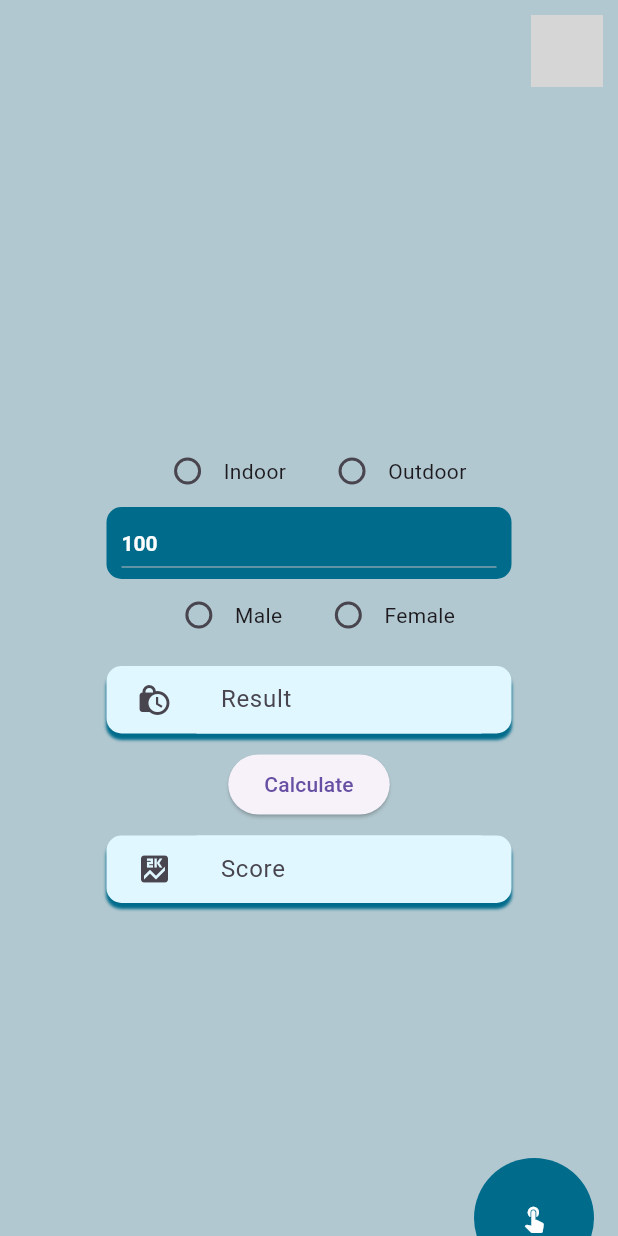
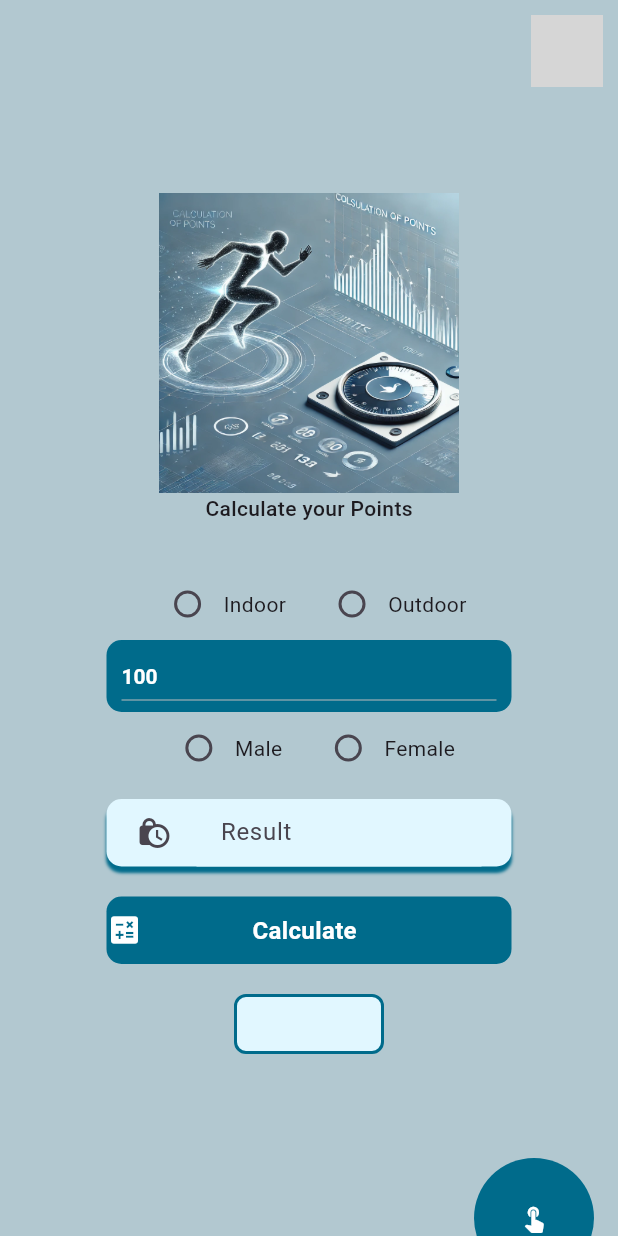
Before and after one commit to MohamaddMortada/AI-Front-End, a Flutter app: the screen it shows after launch, on a phone screen of 412 x 824 dp. Run offline on Flutter 3.47's test engine with Material 3 defaults, Android fonts, the phone set to English and light mode, and no system bars; our stand-ins replace flutter_secure_storage, get, image_picker; network calls fail; grey boxes are pictures that could not be loaded.

Commit message:
Completing Design for Calculate

```diff
--- a/lib/pages/analyzing.dart
+++ b/lib/pages/analyzing.dart
@@ -15,11 +15,11 @@ class Analyzing extends StatelessWidget {
           child: Column(mainAxisAlignment: MainAxisAlignment.center, children: [
         ProfileBar(),
         Spacer(),
-        ButtonSecondary(text: 'Distance', icon: Icon(Icons.event)),
+        ButtonSecondary(text: 'Distance', icon: Icon(Icons.event), onTap: () { print(''); },),
         SizedBox(
           height: 10,
         ),
-        ButtonSecondary(text: 'Result', icon: Icon(Icons.lock_clock)),
+        ButtonSecondary(text: 'Result', icon: Icon(Icons.lock_clock), onTap: () { print(''); },),
         SizedBox(
           height: 10,
         ),
@@ -29,7 +29,7 @@ class Analyzing extends StatelessWidget {
         SizedBox(
           height: 10,
         ),
-        ButtonSecondary(text: 'Average Speed', icon: Icon(Icons.speed)),
+        ButtonSecondary(text: 'Average Speed', icon: Icon(Icons.speed), onTap: () { print(''); },),
         SizedBox(
           height: 10,
         ),
--- a/lib/pages/calculate.dart
+++ b/lib/pages/calculate.dart
@@ -1,6 +1,8 @@
+import 'package:flutter/gestures.dart';
 import 'package:flutter/material.dart';
 import 'package:front_end/widgets/assistive_ball.dart';
 import 'package:front_end/widgets/button_secondary.dart';
+import 'package:front_end/widgets/image_container.dart';
 import 'package:front_end/widgets/input.dart';
 import 'package:front_end/widgets/profile_bar.dart';
 import 'package:http/http.dart' as http;
@@ -125,7 +127,19 @@ class _CalculateState extends State<Calculate> {
               mainAxisAlignment: MainAxisAlignment.center,
               children: [
                 const ProfileBar(),
-                const Spacer(),
+                Spacer(),
+                Container(
+
+                  width: 200,
+                  height: 200,
+                  child: Image.asset(('assets/Calculate-Image.webp'),),
+                  decoration: BoxDecoration(
+
+                    borderRadius: BorderRadius.circular(10),
+                  ),
+                ),
+                Text('Calculate your Points',style: TextStyle(fontWeight: FontWeight.w500),),
+                 SizedBox(height: 30),
                 Row(
                   mainAxisAlignment: MainAxisAlignment.center,
                   children: [
@@ -215,22 +229,43 @@ class _CalculateState extends State<Calculate> {
                   maxLines: 1,
                   controller: resultController,
                 ),
+                const SizedBox(height: 20),
+                ButtonSecondary(
+                  text: 'Calculate',
+                  icon: Icon(Icons.calculate,color: Colors.white,),
+                  onTap: () async {
+                    await fetchEventId();
+                    await fetchScore();
+                  },
+                ),
                 const SizedBox(height: 10),
-                ElevatedButton(
+                /*ElevatedButton(
                   onPressed: () async {
                     await fetchEventId();
                     await fetchScore();
                   },
                   child: const Text('Calculate'),
+                ),*/
+                const SizedBox(height: 10),
+                Container(
+                  alignment: Alignment.center,
+                  width: 100,height: 40,
+                  child: Text(
+                    scoreController.text,
+                    style: TextStyle(
+                      fontWeight: FontWeight.w500,
+                      fontSize: 18),
+                  ),
+                  decoration: BoxDecoration(
+                    color: Theme.of(context).secondaryHeaderColor,
+                    borderRadius: BorderRadius.circular(8),
+                    border: Border.all(
+                      color: Theme.of(context).primaryColor,
+                      width: 2.0,
+                    ),
+                  ),
                 ),
-                const SizedBox(height: 10),
-                Input(
-                  text: 'Score',
-                  icon: const Icon(Icons.score),
-                  height: 45,
-                  maxLines: 1,
-                  controller: scoreController,
-                ),
+                const Spacer(),
                 const Spacer(),
               ],
             ),
--- a/lib/pages/change_password.dart
+++ b/lib/pages/change_password.dart
@@ -31,7 +31,7 @@ class ChangePassword extends StatelessWidget {
               SizedBox(height: 10),
               Input(text: 'Confirm Password', icon: Icon(Icons.key), height: 45, maxLines: 1, controller: confirmController,),
               SizedBox(height: 30),
-              ButtonSecondary(text: 'Update Password', icon: Icon(Icons.update)),
+              ButtonSecondary(text: 'Update Password', icon: Icon(Icons.update), onTap: () { print(''); },),
               Spacer(),
             ]
           )
--- a/lib/pages/contact.dart
+++ b/lib/pages/contact.dart
@@ -21,7 +21,7 @@ class Contact extends StatelessWidget {
 
           Spacer(),
           Input(text: 'Type your message here', icon: Icon(Icons.message), height: 270, maxLines: 10, controller: messageController, ),
-          ButtonSecondary(text:'Send Message', icon: Icon(Icons.email)),
+          ButtonSecondary(text:'Send Message', icon: Icon(Icons.email), onTap: () { print(''); },),
           Spacer(),
           Spacer(),
         ])),
--- a/lib/pages/forget_password.dart
+++ b/lib/pages/forget_password.dart
@@ -27,7 +27,7 @@ class ForgetPassword extends StatelessWidget {
               Spacer(),
               Input(text: 'Email', icon: Icon(Icons.email), height: 45, maxLines: 1, controller: emailController,),
               SizedBox(height: 10),
-             ButtonSecondary(text: 'Send New Password', icon: Icon(Icons.password)),
+             ButtonSecondary(text: 'Send New Password', icon: Icon(Icons.password), onTap: () { print(''); },),
               Spacer(),
               Spacer(),
             ]
--- a/lib/pages/predict.dart
+++ b/lib/pages/predict.dart
@@ -29,7 +29,7 @@ class Predict extends StatelessWidget {
                   SizedBox(height: 10,),
                   Input(text: 'Time', icon: Icon(Icons.lock_clock), height: 45, maxLines: 1, controller: distanceController,),
                   SizedBox(height: 10,),
-                  ButtonSecondary(text: 'Add Result', icon: Icon(Icons.add),),
+                  ButtonSecondary(text: 'Add Result', icon: Icon(Icons.add), onTap: () { print(''); },),
                   SizedBox(height: 10,),
                    Main_Button(text: 'Predict', icon: Icons.batch_prediction, route: '/predicting', onTap: () {  },),
                   Spacer(),
--- a/lib/pages/predicting.dart
+++ b/lib/pages/predicting.dart
@@ -19,13 +19,13 @@ class Predicting extends StatelessWidget {
         mainAxisAlignment: MainAxisAlignment.center, children: [
           const ProfileBar(),
           const Spacer(),
-          const ButtonSecondary(text: 'Event', icon: Icon(Icons.event)),
+           ButtonSecondary(text: 'Event', icon: Icon(Icons.event), onTap: () { print(''); },),
           const SizedBox(height: 10,),
-          const ButtonSecondary(text: 'Result', icon: Icon(Icons.lock_clock)),
+           ButtonSecondary(text: 'Result', icon: Icon(Icons.lock_clock), onTap: () { print(''); },),
           const SizedBox(height: 10,),
           Container(color: Theme.of(context).primaryColor,width:270,height: 270,),
           const SizedBox(height: 10,),
-          const ButtonSecondary(text: 'Average Speed', icon: Icon(Icons.speed)),
+           ButtonSecondary(text: 'Average Speed', icon: Icon(Icons.speed), onTap: () { print(''); },),
           const SizedBox(height: 10,),
            Main_Button(text: 'Predict Another', icon: Icons.analytics, route: '/predict', onTap: () {  },),
           const Spacer(),
--- a/lib/widgets/button_secondary.dart
+++ b/lib/widgets/button_secondary.dart
@@ -5,17 +5,17 @@ import 'package:get/get_core/src/get_main.dart';
 class ButtonSecondary extends StatelessWidget {
   final String text;
   final Icon icon;
+    final VoidCallback onTap;
 
 
-  const ButtonSecondary({super.key, required this.text, required this.icon, });
+
+  const ButtonSecondary({super.key, required this.text, required this.icon, required this.onTap, });
 
   @override
   Widget build(BuildContext context) {
 
    return GestureDetector(
-            onTap: () {
-               print('Clicked');
-            },
+            onTap: onTap,
             child:Container(
       decoration: BoxDecoration(
       color: Theme.of(context).primaryColor,
```
